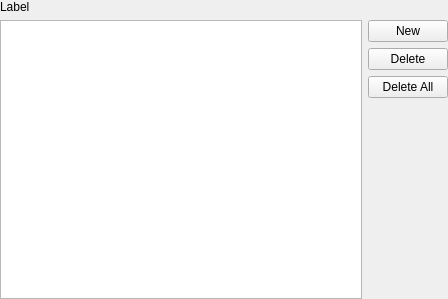
wildmichael/ParaView3-enhancements-old, file Qt/Components/Resources/UI/pqKeyFrameEditor.ui: the form before one commit.
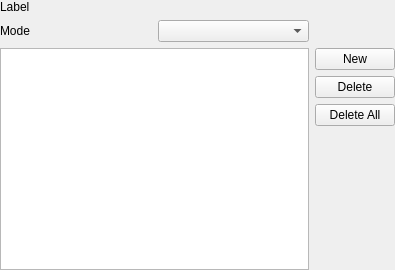
The form after the commit.

```diff
--- a/Qt/Components/Resources/UI/pqKeyFrameEditor.ui
+++ b/Qt/Components/Resources/UI/pqKeyFrameEditor.ui
@@ -5,8 +5,8 @@
    <rect>
     <x>0</x>
     <y>0</y>
-    <width>448</width>
-    <height>299</height>
+    <width>395</width>
+    <height>270</height>
    </rect>
   </property>
   <property name="windowTitle" >
@@ -16,31 +16,43 @@
    <property name="margin" >
     <number>0</number>
    </property>
-   <property name="spacing" >
+   <property name="topMargin" >
+    <number>0</number>
+   </property>
+   <property name="rightMargin" >
+    <number>0</number>
+   </property>
+   <property name="bottomMargin" >
+    <number>0</number>
+   </property>
+   <property name="horizontalSpacing" >
     <number>6</number>
    </property>
-   <item row="1" column="1" >
+   <property name="verticalSpacing" >
+    <number>6</number>
+   </property>
+   <item row="2" column="1" >
     <widget class="QPushButton" name="pbNew" >
      <property name="text" >
       <string>New</string>
      </property>
     </widget>
    </item>
-   <item row="2" column="1" >
+   <item row="3" column="1" >
     <widget class="QPushButton" name="pbDelete" >
      <property name="text" >
       <string>Delete</string>
      </property>
     </widget>
    </item>
-   <item row="3" column="1" >
+   <item row="4" column="1" >
     <widget class="QPushButton" name="pbDeleteAll" >
      <property name="text" >
       <string>Delete All</string>
      </property>
     </widget>
    </item>
-   <item row="4" column="1" >
+   <item row="5" column="1" >
     <spacer>
      <property name="orientation" >
       <enum>Qt::Vertical</enum>
@@ -60,7 +72,7 @@
      </property>
     </widget>
    </item>
-   <item rowspan="4" row="1" column="0" >
+   <item rowspan="4" row="2" column="0" >
     <widget class="QTableView" name="tableView" >
      <property name="selectionMode" >
       <enum>QAbstractItemView::SingleSelection</enum>
@@ -70,6 +82,20 @@
      </property>
     </widget>
    </item>
+   <item row="1" column="0" >
+    <layout class="QHBoxLayout" >
+     <item>
+      <widget class="QLabel" name="lblMode" >
+       <property name="text" >
+        <string>Mode</string>
+       </property>
+      </widget>
+     </item>
+     <item>
+      <widget class="QComboBox" name="cbMode" />
+     </item>
+    </layout>
+   </item>
   </layout>
  </widget>
  <resources/>
```
Left out of the diff: 2 changed lines with no effect on the pictures.
